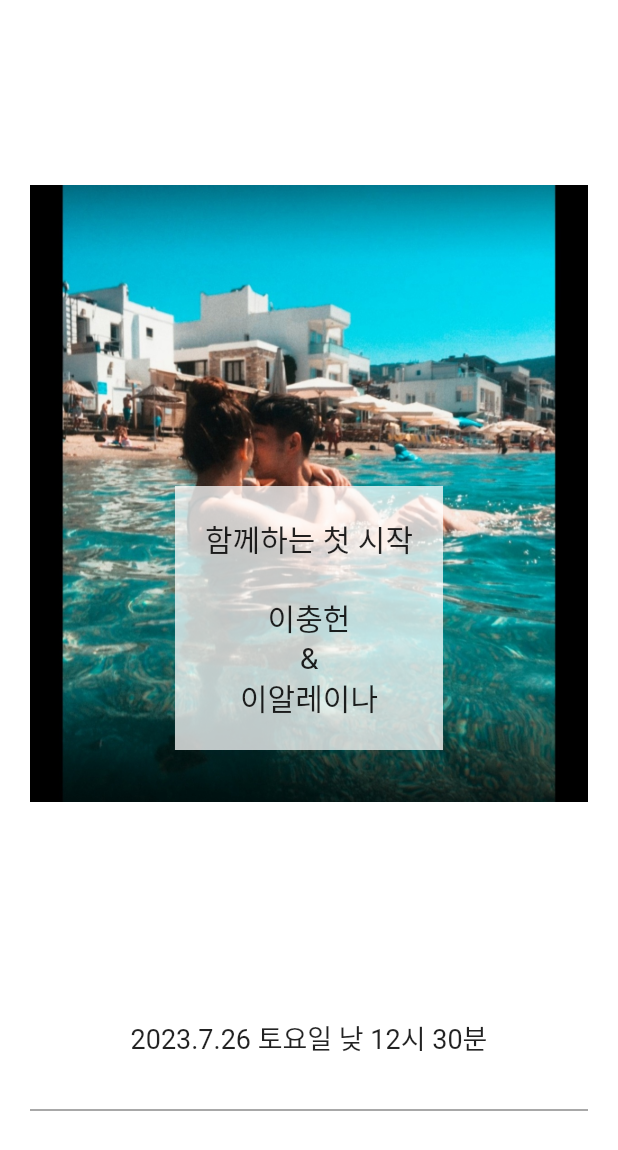
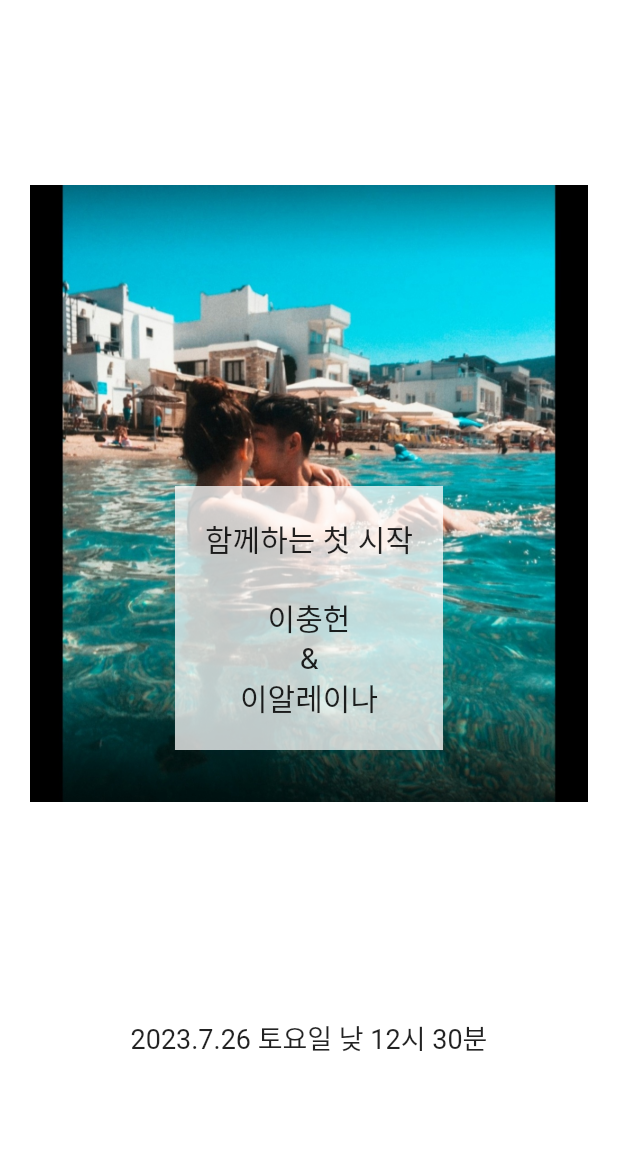
Before and after one commit to gtrrpc2001/wedding, a Flutter app: the Welcome widget shown alone on an empty page, opened directly, on a phone screen of 412 x 824 dp. Shown: the top 1150 px of the screen. Run offline on Flutter 3.47's test engine with Material 2 defaults, Android fonts, the light colour scheme and no system bars; drawn by our look-alikes of auto_size_text; missing offline and left inert: dart:html; Roboto replaces fonts that are missing (Eulyoo1945); statements that could not run were skipped.

Commit message:
Update welcome.dart

```diff
--- a/lib/widgets/welcome.dart
+++ b/lib/widgets/welcome.dart
@@ -39,7 +39,7 @@ class Welcome extends StatelessWidget {
           style: TextStyle(fontSize: 15, color: Colors.black),
           textAlign: TextAlign.center,
         ),
-        Divider(color: Colors.black45, thickness: 1.0,)
+
       ],
     );
   }
```
